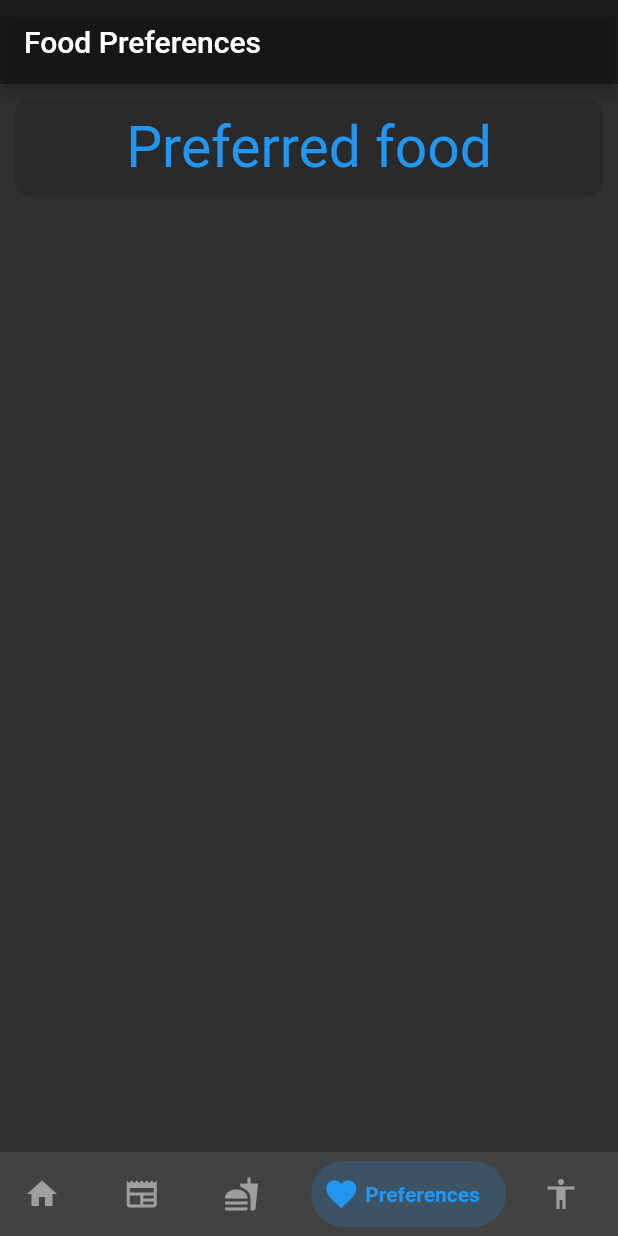
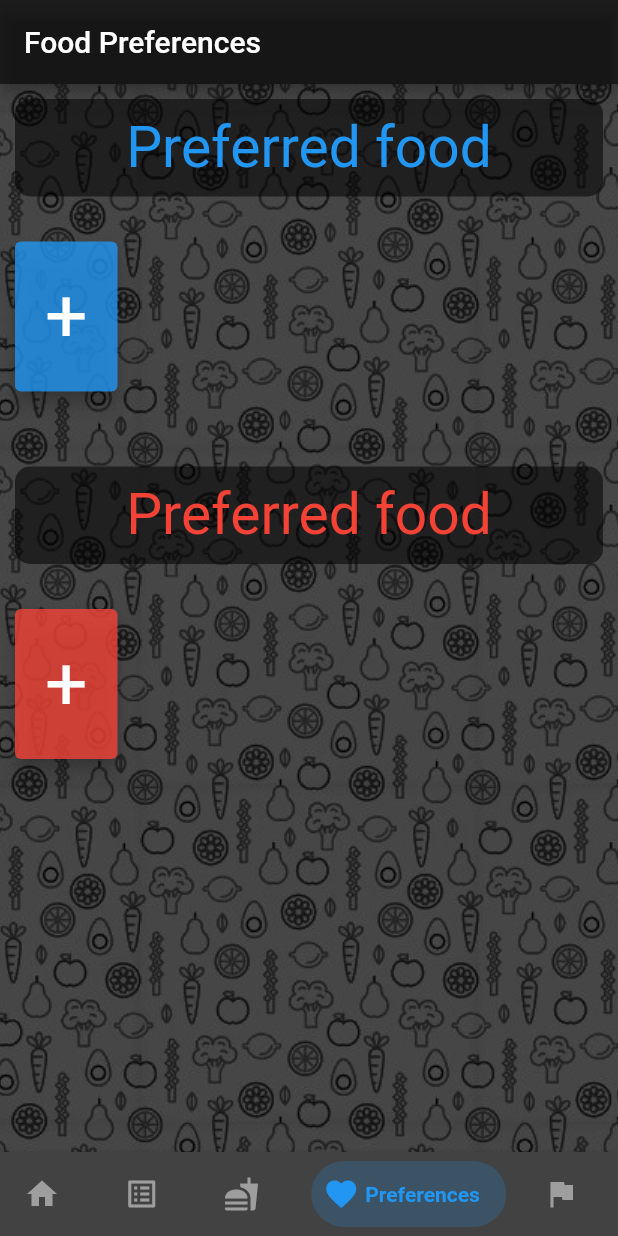
Before and after one commit to Dietary-Project-Sem-05/dietary, a Flutter app: the DashBoardPage screen opened directly, swiped to page 4, on a phone screen of 412 x 824 dp. Run offline on Flutter 3.47's test engine with Material 2 defaults, Android fonts, the phone set to English and light mode, and no system bars; drawn by our look-alikes of bottom_navy_bar; our stand-ins replace fluttertoast, google_fonts, shared_preferences, sqflite; accounts and stored records are empty.

Commit message:
Refined UIs: Moderate

```diff
--- a/lib/screens/dashboard.dart
+++ b/lib/screens/dashboard.dart
@@ -61,7 +61,7 @@ class _DashBoardPageState extends State<DashBoardPage> {
           ),
           BottomNavyBarItem(
             icon: Icon(
-              Icons.newspaper_outlined,
+              Icons.list_alt,
               color: _currentIndex == 1 ? Colors.blue : Colors.grey,
             ),
             title: Text(
@@ -97,7 +97,7 @@ class _DashBoardPageState extends State<DashBoardPage> {
           ),
           BottomNavyBarItem(
             icon: Icon(
-              Icons.accessibility,
+              Icons.flag,
               color: _currentIndex == 4 ? Colors.blue : Colors.grey,
             ),
             title: Text(
--- a/lib/screens/food_prefferences.dart
+++ b/lib/screens/food_prefferences.dart
@@ -18,7 +18,15 @@ class _PrefPageState extends State<PrefPage>{
         backgroundColor: Colors.black38,
       ),
 
-      body: Column(
+      body: Container(
+        constraints: const BoxConstraints.expand(),
+        decoration: const BoxDecoration(
+          image: DecorationImage(
+            image: AssetImage("lib/assets/images/food_colored.jpg"),
+            repeat: ImageRepeat.repeat,
+          )
+        ),
+        child: Column(
           children: [
             Container(
 
@@ -26,7 +34,7 @@ class _PrefPageState extends State<PrefPage>{
 
               margin: EdgeInsets.all(10),
               decoration: BoxDecoration(
-              color: Colors.black12,
+                  color: Colors.black54,
                   borderRadius: BorderRadius.circular(10)
               ),
               padding: EdgeInsets.all(10),
@@ -43,12 +51,106 @@ class _PrefPageState extends State<PrefPage>{
                       textAlign: TextAlign.left,
                     ),
                   ),
+
                 ],
+              ),
+            ),
+            Row(
+              children: [
+                Card(
+                  margin: EdgeInsets.only(
+                      left: 10,
+                      top: 20
+                  ),
+                  elevation: 5,
+                  shadowColor: Colors.black,
+                  color: Colors.blue.withOpacity(0.8),
+                  child: Container(
+                      height: 100,
+                      padding: const EdgeInsets.all(20),
+                      child: const Align(
+                        alignment: Alignment.center,
+                        child: Text("+",
+                          textAlign: TextAlign.center,
+                          style: TextStyle(
+                            fontSize: 50,
+                          ),
+                        ),
+                      )
+
+
                   ),
                 )
               ],
+            ),
 
+            // Not preferred food
+            Container(
+
+              width: double.infinity,
+
+              margin: EdgeInsets.only(
+                  top: 50,
+                  left: 10,
+                  bottom: 10,
+                  right: 10
+              ),
+              decoration: BoxDecoration(
+                  color: Colors.black54,
+                  borderRadius: BorderRadius.circular(10)
+              ),
+              padding: EdgeInsets.all(10),
+              child: Column(
+                children: [
+                  Title(
+                    color: Colors.red,
+                    child: const Text(
+                      "Preferred food",
+                      style: TextStyle(
+                        color: Colors.red,
+                        fontSize: 38,
+                      ),
+                      textAlign: TextAlign.left,
+                    ),
+                  ),
+
+                ],
+              ),
+            ),
+            Row(
+              children: [
+                Card(
+                  margin: EdgeInsets.only(
+                      left: 10,
+                      top: 20
+                  ),
+                  elevation: 5,
+                  shadowColor: Colors.black,
+                  color: Colors.red.withOpacity(0.8),
+                  child: Container(
+                      height: 100,
+                      padding: const EdgeInsets.all(20),
+                      child: const Align(
+                        alignment: Alignment.center,
+                        child: Text("+",
+                          textAlign: TextAlign.center,
+                          style: TextStyle(
+                            fontSize: 50,
+                          ),
+                        ),
                       )
+
+
+                  ),
+                )
+              ],
+            )
+
+          ],
+
+        ),
+      ),
+
     );
   }
 }
```
Also changed, not shown: lib/screens/home_page.dart (+39 -13 lines), lib/screens/set_goals.dart (+16 -1 lines), lib/assets/images/drawer_img.jpg (added), lib/assets/images/home_bg.jpg (added). Lines whose indentation alone changed are shown as unchanged.
